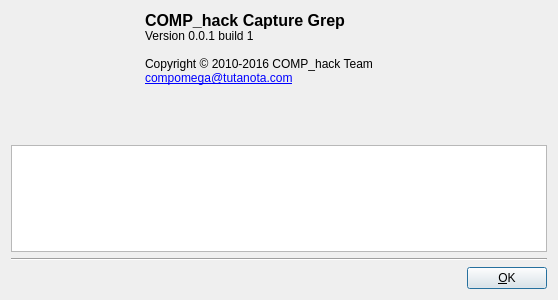
Qt form tools/capgrep/ui/About.ui (shirolong/comp_hack) before a commit.
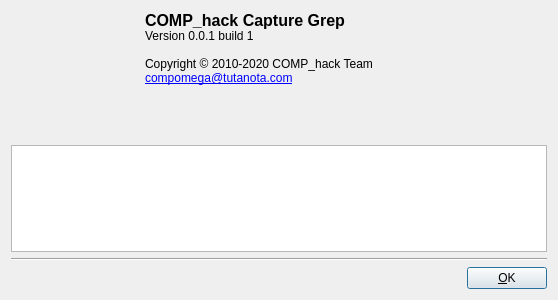
The same form after that commit. Icons and pictures are not drawn.

Commit message: Copyright year update (#1136)

```diff
--- a/tools/capgrep/ui/About.ui
+++ b/tools/capgrep/ui/About.ui
@@ -50,7 +50,7 @@
      <item>
       <widget class="QLabel" name="notice">
        <property name="text">
-        <string>&lt;span style=&quot; font-size:12pt; font-weight:600;&quot;&gt;COMP_hack Capture Grep&lt;/span&gt;&lt;br/&gt;Version 0.0.1 build 1&lt;br/&gt;&lt;br/&gt;Copyright © 2010-2016 COMP_hack Team&lt;br/&gt;&lt;a href=&quot;mailto:compomega@tutanota.com&quot;&gt;compomega@tutanota.com&lt;/a&gt;</string>
+        <string>&lt;span style=&quot; font-size:12pt; font-weight:600;&quot;&gt;COMP_hack Capture Grep&lt;/span&gt;&lt;br/&gt;Version 0.0.1 build 1&lt;br/&gt;&lt;br/&gt;Copyright © 2010-2020 COMP_hack Team&lt;br/&gt;&lt;a href=&quot;mailto:compomega@tutanota.com&quot;&gt;compomega@tutanota.com&lt;/a&gt;</string>
        </property>
        <property name="alignment">
         <set>Qt::AlignLeading|Qt::AlignLeft|Qt::AlignTop</set>
```
The commit also changes 711 other files.
